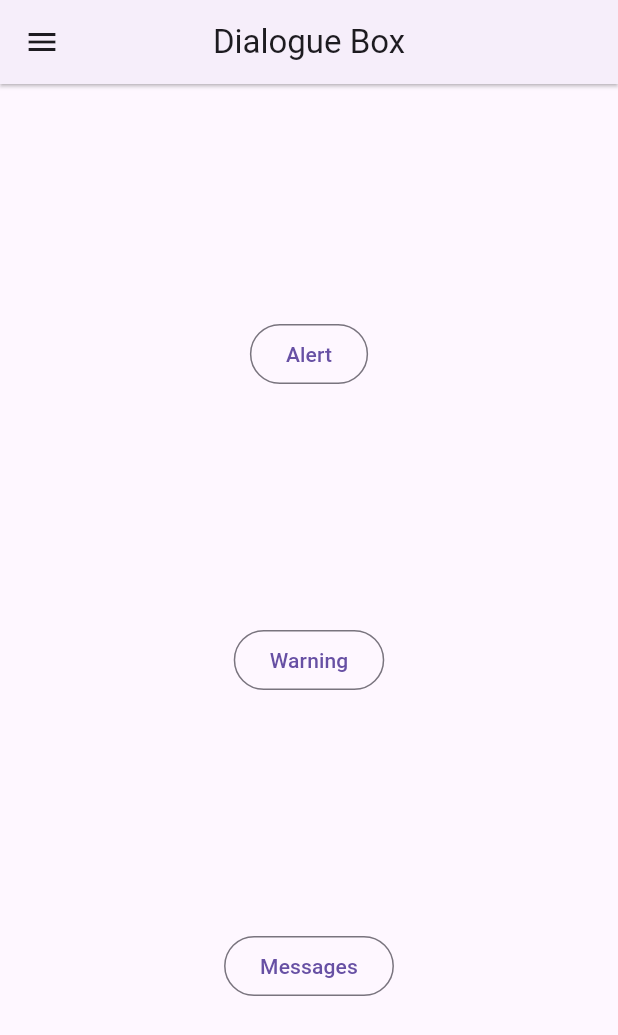
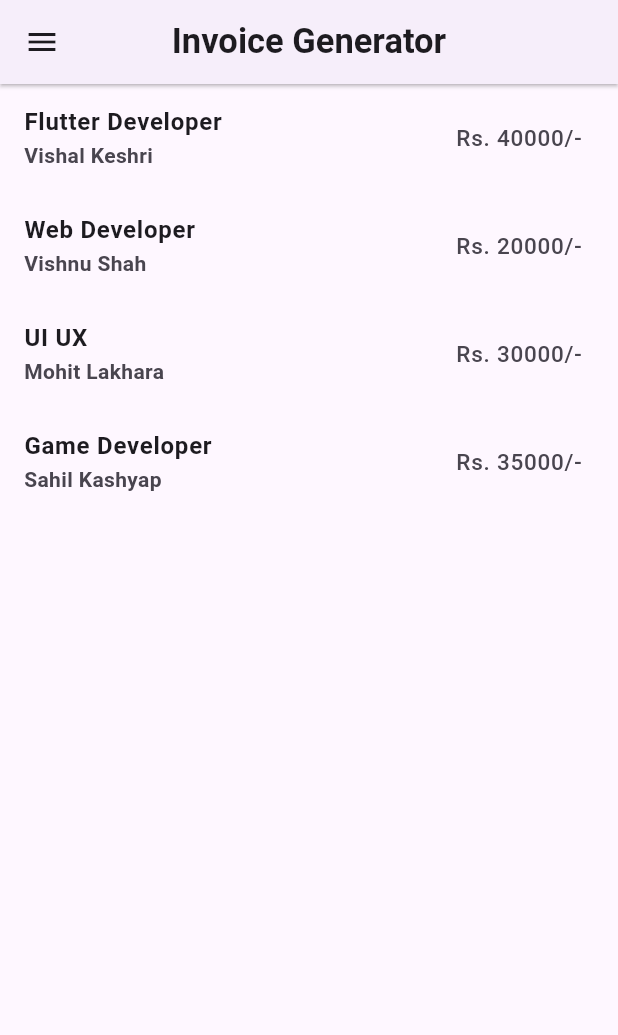
Before and after one commit to Vishalk0810/quote_app_daily_tasks, a Flutter app: the screen it shows after launch, on a phone screen of 412 x 824 dp. Shown: the top 1035 px of the screen. Run offline on Flutter 3.47's test engine with Material 3 defaults, Android fonts, the phone set to English and light mode, and no system bars; our stand-ins replace pdf, printing.

Commit message:
03-06-2024

```diff
--- /dev/null
+++ b/lib/Invoice_generater/component/invoice_genetator.dart
@@ -0,0 +1,69 @@
+import 'package:flutter/material.dart';
+
+class InvoiceGenetator extends StatefulWidget {
+  const InvoiceGenetator({super.key});
+
+  @override
+  State<InvoiceGenetator> createState() => _InvoiceGenetatorState();
+}
+
+class _InvoiceGenetatorState extends State<InvoiceGenetator> {
+  @override
+  Widget build(BuildContext context) {
+    return SafeArea(
+      child: Scaffold(
+        appBar: AppBar(
+          elevation: 1,
+          shadowColor: Colors.black,
+          leading: Icon(Icons.menu),
+          centerTitle: true,
+          title: Text(
+            'Invoice Generator',
+            style: TextStyle(fontSize: 23, fontWeight: FontWeight.w600),
+          ),
+        ),
+        body: Column(
+          children: [
+            ...List.generate(invoiceDetails.length, (index)=> GestureDetector(
+              onTap: () {
+                SelectedIndex=index;
+                Navigator.pushNamed(context, '/Detail');
+              },
+              child: ListTile(
+                title: Text('${invoiceDetails[index]['title']}',style: TextStyle(fontWeight: FontWeight.w600),),
+                subtitle: Text('${invoiceDetails[index]['name']}',style: TextStyle(fontWeight: FontWeight.w600),),
+                trailing: Text('${invoiceDetails[index]['Price']}',style: TextStyle(
+                  fontSize: 15
+                ),),
+              ),
+            ),),
+          ],
+        ),
+      ),
+    );
+  }
+}
+
+List invoiceDetails=[
+  {
+    'name': 'Vishal Keshri',
+    'title': 'Flutter Developer',
+    'Price': 'Rs. 40000/-',
+  },
+  {
+    'name': 'Vishnu Shah',
+    'title': 'Web Developer',
+    'Price': 'Rs. 20000/-',
+  },
+  {
+    'name': 'Mohit Lakhara',
+    'title': 'UI UX',
+    'Price': 'Rs. 30000/-',
+  },
+  {
+    'name': 'Sahil Kashyap',
+    'title': 'Game Developer',
+    'Price': 'Rs. 35000/-',
+  }
+];
+int SelectedIndex=0;
--- a/lib/routes.dart
+++ b/lib/routes.dart
@@ -1,8 +1,14 @@
 import 'package:flutter/material.dart';
+import 'Invoice_generater/component/datils.dart';
+import 'Invoice_generater/component/invoice_genetator.dart';
+import 'Invoice_generater/component/pdf.dart';
 import 'dialogue/component/dialogue_screen.dart';
 
 class MapRoutes{
   static Map<String, Widget Function(BuildContext)>routes = {
-    '/':(context)=> const DialogueBoxScreen(),
+    '/':(context)=> const InvoiceGenetator(),
+    '/Detail':(context)=> const DetailScreen(),
+    '/pdf':(context)=> const PdfScreen(),
+    //'/':(context)=> const DialogueBoxScreen(),
   };
 }
--- a/pubspec.yaml
+++ b/pubspec.yaml
@@ -35,6 +35,8 @@ dependencies:
   # The following adds the Cupertino Icons font to your application.
   # Use with the CupertinoIcons class for iOS style icons.
   cupertino_icons: ^1.0.8
+  pdf: ^3.10.8
+  printing: ^5.12.0
 
 dev_dependencies:
   flutter_test:
--- /dev/null
+++ b/utils/list.dart
@@ -0,0 +1 @@
+import 'package:flutter/material.dart';
```
Also changed, not shown: lib/Invoice_generater/component/datils.dart (added, +104 -0 lines), lib/Invoice_generater/component/pdf.dart (added, +109 -0 lines), pubspec.lock, 5 other files.
